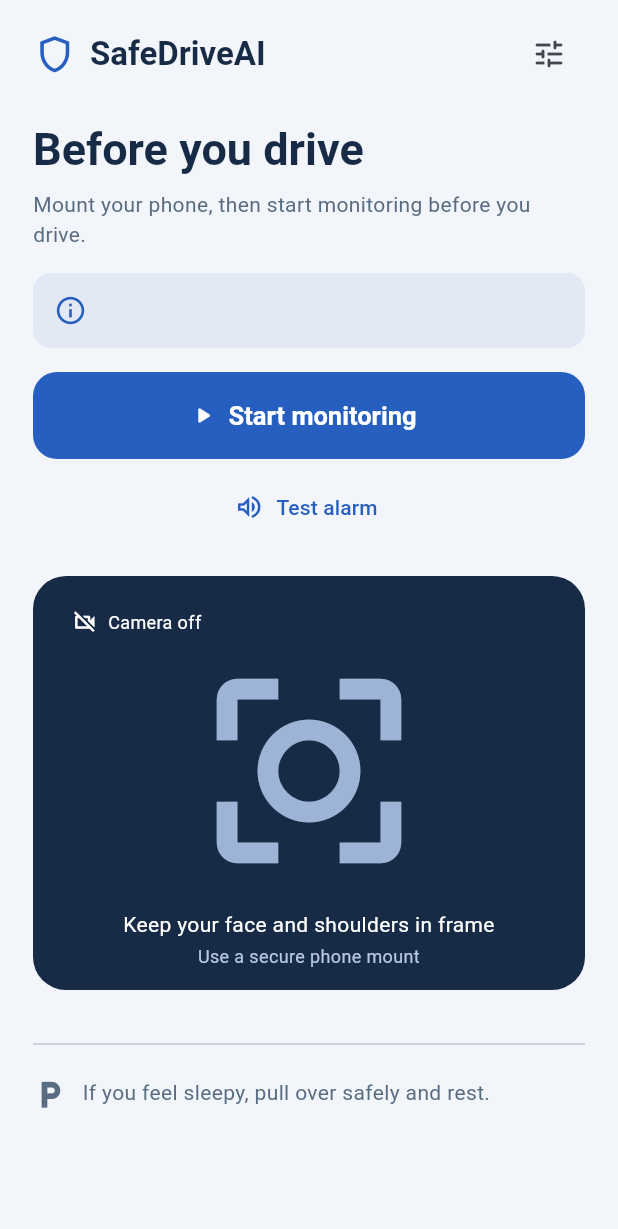
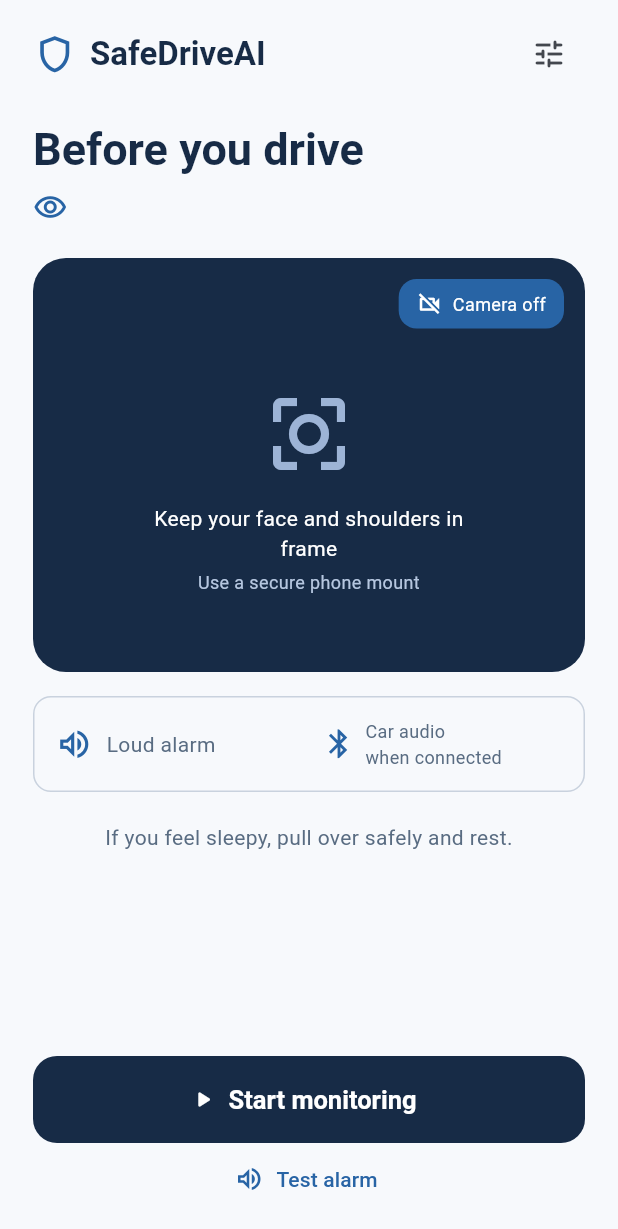
Before and after one commit to mukhammaddiyor01/SafeDriveAI, a Flutter app: the screen it shows after launch, on a phone screen of 412 x 824 dp. Shown: the top 1229 px of the screen. Run offline on Flutter 3.47's test engine with Material 3 defaults, Android fonts, the phone set to English and light mode, and no system bars.

Commit message:
feat: implement the approved driver monitoring dashboard

```diff
--- a/mobile/lib/views/camera_panel.dart
+++ b/mobile/lib/views/camera_panel.dart
@@ -23,11 +23,11 @@ class CameraPanel extends StatelessWidget {
               const _CameraGuide(),
             Positioned(
               top: 14,
-              left: 14,
+              right: 14,
               child: DecoratedBox(
                 decoration: BoxDecoration(
-                  color: const Color(0xCC172B46),
-                  borderRadius: BorderRadius.circular(30),
+                  color: DriveColors.blue,
+                  borderRadius: BorderRadius.circular(12),
                 ),
                 child: Padding(
                   padding: const EdgeInsets.symmetric(
@@ -73,25 +73,26 @@ class _CameraGuide extends StatelessWidget {
   @override
   Widget build(BuildContext context) => const Padding(
     padding: EdgeInsets.fromLTRB(14, 48, 14, 14),
+    child: Center(
+      child: FittedBox(
+        fit: BoxFit.scaleDown,
+        child: SizedBox(
+          width: 240,
           child: Column(
-      mainAxisAlignment: MainAxisAlignment.center,
+            mainAxisSize: MainAxisSize.min,
             children: [
-        Expanded(
-          child: FittedBox(
-            child: Icon(
+              Icon(
                 Icons.center_focus_strong_outlined,
                 color: Color(0xFF9DB4D6),
-              size: 100,
+                size: 64,
               ),
-          ),
-        ),
-        SizedBox(height: 10),
+              SizedBox(height: 14),
               Text(
                 'Keep your face and shoulders in frame',
                 textAlign: TextAlign.center,
                 style: TextStyle(color: Colors.white, fontSize: 14),
               ),
-        SizedBox(height: 3),
+              SizedBox(height: 4),
               Text(
                 'Use a secure phone mount',
                 textAlign: TextAlign.center,
@@ -99,5 +100,8 @@ class _CameraGuide extends StatelessWidget {
               ),
             ],
           ),
+        ),
+      ),
+    ),
   );
 }
--- a/mobile/lib/views/drive_screen.dart
+++ b/mobile/lib/views/drive_screen.dart
@@ -3,6 +3,7 @@ import 'package:flutter/material.dart';
 import '../controllers/monitor_controller.dart';
 import '../models/monitor_state.dart';
 import 'camera_panel.dart';
+import 'head_angle_indicator.dart';
 import 'settings_sheet.dart';
 import 'theme.dart';
 
@@ -32,13 +33,60 @@ class _DriveScreenState extends State<DriveScreen> {
     builder: (context, _) {
       final controller = widget.controller;
       final state = controller.state;
+      final limited = {'limited', 'warning'}.contains(state.status);
       return Scaffold(
+        bottomNavigationBar: SafeArea(
+          top: false,
+          child: Center(
+            heightFactor: 1,
+            child: ConstrainedBox(
+              constraints: const BoxConstraints(maxWidth: 560),
+              child: Padding(
+                padding: const EdgeInsets.fromLTRB(22, 12, 22, 14),
+                child: Column(
+                  mainAxisSize: MainAxisSize.min,
+                  children: [
+                    FilledButton.icon(
+                      onPressed: controller.busy
+                          ? null
+                          : controller.toggleMonitoring,
+                      icon: Icon(
+                        state.active
+                            ? Icons.stop_rounded
+                            : Icons.play_arrow_rounded,
+                      ),
+                      label: Text(
+                        controller.busy
+                            ? 'Please wait…'
+                            : state.active
+                            ? 'Stop monitoring'
+                            : 'Start monitoring',
+                      ),
+                      style: FilledButton.styleFrom(
+                        backgroundColor: DriveColors.ink,
+                      ),
+                    ),
+                    if (!state.active)
+                      TextButton.icon(
+                        onPressed: controller.busy
+                            ? null
+                            : controller.testAlarm,
+                        icon: const Icon(Icons.volume_up_outlined, size: 20),
+                        label: const Text('Test alarm'),
+                      ),
+                  ],
+                ),
+              ),
+            ),
+          ),
+        ),
         body: SafeArea(
+          bottom: false,
           child: Center(
             child: ConstrainedBox(
               constraints: const BoxConstraints(maxWidth: 560),
               child: ListView(
-                padding: const EdgeInsets.fromLTRB(22, 12, 22, 26),
+                padding: const EdgeInsets.fromLTRB(22, 12, 22, 14),
                 children: [
                   Row(
                     children: [
@@ -69,23 +117,57 @@ class _DriveScreenState extends State<DriveScreen> {
                     ],
                   ),
                   const SizedBox(height: 22),
-                  Text(
+                  Semantics(
+                    liveRegion: true,
+                    child: Text(
                       state.title,
                       style: Theme.of(context).textTheme.headlineLarge,
-                    semanticsLabel: 'Status: ${state.title}',
                     ),
-                  const SizedBox(height: 9),
+                  ),
+                  const SizedBox(height: 10),
+                  _StatusMessage(state: state),
+                  if (controller.error != null) ...[
+                    const SizedBox(height: 12),
                     Text(
-                    state.active ? 'Monitoring continues in the background.' : 'Mount your phone, then start monitoring before you drive.',
+                      controller.error!,
+                      style: const TextStyle(color: DriveColors.red),
                     ),
+                  ],
+                  const SizedBox(height: 22),
+                  CameraPanel(state: state),
+                  if (state.active) ...[
+                    const SizedBox(height: 20),
+                    HeadAngleIndicator(
+                      yaw: state.yaw,
+                      limited: limited || state.eyesOpen == null,
+                    ),
+                    const SizedBox(height: 22),
+                    _ReadingRow(
+                      icon: Icons.visibility_outlined,
+                      label: state.sideEye ? 'Visible eye' : 'Eye openness',
+                      value: state.eyeReading,
+                      color: state.eyesOpen == null
+                          ? DriveColors.muted
+                          : DriveColors.blue,
+                    ),
+                    const SizedBox(height: 10),
+                    _ReadingRow(
+                      icon: Icons.notifications_none_rounded,
+                      label: 'Alerts',
+                      value: '${state.alerts}',
+                      color: state.alerts > 0
+                          ? DriveColors.amber
+                          : DriveColors.blue,
+                    ),
+                  ],
                   const SizedBox(height: 16),
-                  _StatusMessage(state: state),
+                  const _AudioSummary(),
                   if (state.assistant == 'Gemini Live connecting' ||
                       state.assistant == 'Gemini Live active') ...[
                     const SizedBox(height: 16),
                     Center(
                       child: CircleAvatar(
-                        radius: 42,
+                        radius: 34,
                         backgroundColor: DriveColors.blue,
                         child: state.assistant == 'Gemini Live connecting'
                             ? const CircularProgressIndicator(
@@ -94,7 +176,7 @@ class _DriveScreenState extends State<DriveScreen> {
                             : const Icon(
                                 Icons.graphic_eq,
                                 color: Colors.white,
-                                size: 36,
+                                size: 32,
                               ),
                       ),
                     ),
@@ -103,90 +185,17 @@ class _DriveScreenState extends State<DriveScreen> {
                   ],
                   if (state.assistant == 'Gemini Live unavailable' ||
                       state.assistant ==
-                          'Gemini Live needs microphone permission')
-                    Text(state.assistant),
-                  if (controller.error != null) ...[
+                          'Gemini Live needs microphone permission') ...[
                     const SizedBox(height: 12),
                     Text(
-                      controller.error!,
+                      state.assistant,
                       style: const TextStyle(color: DriveColors.red),
                     ),
                   ],
-                  const SizedBox(height: 16),
-                  FilledButton.icon(
-                    onPressed: controller.busy
-                        ? null
-                        : controller.toggleMonitoring,
-                    icon: Icon(
-                      state.active
-                          ? Icons.stop_rounded
-                          : Icons.play_arrow_rounded,
-                    ),
-                    label: Text(
-                      controller.busy
-                          ? 'Please wait…'
-                          : state.active
-                          ? 'Stop monitoring'
-                          : 'Start monitoring',
-                    ),
-                    style: state.active
-                        ? FilledButton.styleFrom(
-                            backgroundColor: DriveColors.ink,
-                          )
-                        : null,
-                  ),
-                  if (!state.active) ...[
-                    const SizedBox(height: 8),
-                    TextButton.icon(
-                      onPressed: controller.busy || state.active
-                          ? null
-                          : controller.testAlarm,
-                      icon: const Icon(Icons.volume_up_outlined, size: 20),
-                      label: const Text('Test alarm'),
-                    ),
-                  ],
-                  const SizedBox(height: 22),
-                  CameraPanel(state: state),
-                  const SizedBox(height: 16),
-                  if (state.active) ...[
                   const SizedBox(height: 20),
-                    Row(
-                      children: [
-                        _Metric(
-                          label: state.sideEye ? 'Visible eye' : 'Eye openness',
-                          value: state.eyeReading,
-                        ),
-                        const SizedBox(width: 12),
-                        _Metric(
-                          label: 'Camera-relative yaw',
-                          value: state.yaw == null
-                              ? '—'
-                              : '${state.yaw!.round()}°',
-                        ),
-                        const SizedBox(width: 12),
-                        _Metric(label: 'Alerts', value: '${state.alerts}'),
-                      ],
-                    ),
-                  ],
-                  const SizedBox(height: 12),
-                  const Divider(),
-                  const SizedBox(height: 14),
-                  Row(
-                    crossAxisAlignment: CrossAxisAlignment.start,
-                    children: [
-                      const Icon(
-                        Icons.local_parking_outlined,
-                        size: 23,
-                        color: DriveColors.muted,
-                      ),
-                      const SizedBox(width: 10),
-                      Expanded(
-                        child: Text(
+                  const Text(
                     'If you feel sleepy, pull over safely and rest.',
-                          style: Theme.of(context).textTheme.bodyMedium,
-                        ),
-                      ),
-                    ],
+                    textAlign: TextAlign.center,
                   ),
                 ],
               ),
@@ -201,6 +210,7 @@ class _DriveScreenState extends State<DriveScreen> {
 class _StatusMessage extends StatelessWidget {
   const _StatusMessage({required this.state});
   final MonitorState state;
+
   @override
   Widget build(BuildContext context) {
     final warning = {'warning', 'limited'}.contains(state.status);
@@ -208,15 +218,18 @@ class _StatusMessage extends StatelessWidget {
     final color = danger
         ? DriveColors.red
         : warning
-        ? const Color(0xFF865600)
+        ? DriveColors.amber
         : DriveColors.blue;
-    return Semantics(
-      liveRegion: true,
-      child: Container(
-        padding: const EdgeInsets.all(14),
+    final message = state.status == 'monitoring' && state.sideEye
+        ? 'Visible eye detected'
+        : state.message;
+    return Container(
+      padding: warning || danger ? const EdgeInsets.all(14) : EdgeInsets.zero,
       decoration: BoxDecoration(
-          color: color.withValues(alpha: 0.08),
-          borderRadius: BorderRadius.circular(12),
+        color: warning || danger
+            ? color.withValues(alpha: 0.08)
+            : Colors.transparent,
+        borderRadius: BorderRadius.circular(14),
       ),
       child: Row(
         crossAxisAlignment: CrossAxisAlignment.start,
@@ -226,47 +239,103 @@ class _StatusMessage extends StatelessWidget {
                 ? Icons.warning_amber_rounded
                 : warning
                 ? Icons.visibility_off_outlined
-                  : Icons.info_outline,
+                : Icons.visibility_outlined,
             color: color,
-              size: 22,
+            size: 23,
           ),
           const SizedBox(width: 10),
           Expanded(
             child: Text(
-                state.message,
-                style: TextStyle(color: color, fontSize: 14, height: 1.4),
+              message,
+              style: TextStyle(
+                color: warning || danger ? color : DriveColors.muted,
+                fontSize: 15,
+                height: 1.4,
+              ),
             ),
           ),
         ],
-        ),
       ),
     );
   }
 }
 
-class _Metric extends StatelessWidget {
-  const _Metric({required this.label, required this.value});
+class _ReadingRow extends StatelessWidget {
+  const _ReadingRow({
+    required this.icon,
+    required this.label,
+    required this.value,
+    required this.color,
+  });
+
+  final IconData icon;
   final String label;
   final String value;
+  final Color color;
+
   @override
-  Widget build(BuildContext context) => Expanded(
-    child: Column(
-      crossAxisAlignment: CrossAxisAlignment.start,
+  Widget build(BuildContext context) => Container(
+    padding: const EdgeInsets.symmetric(horizontal: 16, vertical: 15),
+    decoration: BoxDecoration(
+      border: Border.all(color: DriveColors.border),
+      borderRadius: BorderRadius.circular(12),
+    ),
+    child: Row(
       children: [
-        Text(
-          value,
+        Icon(icon, color: color, size: 25),
+        const SizedBox(width: 12),
+        Expanded(
+          child: Text(
+            label,
             style: const TextStyle(
-            fontSize: 25,
-            fontWeight: FontWeight.w700,
               color: DriveColors.ink,
+              fontSize: 17,
+              fontWeight: FontWeight.w600,
             ),
           ),
-        const SizedBox(height: 4),
-        Text(
-          label,
-          style: const TextStyle(fontSize: 11, color: DriveColors.muted),
+        ),
+        const SizedBox(width: 8),
+        Flexible(
+          child: Text(
+            value,
+            textAlign: TextAlign.end,
+            style: TextStyle(
+              color: color,
+              fontSize: 23,
+              fontWeight: FontWeight.w700,
+            ),
+          ),
         ),
       ],
     ),
   );
 }
+
+class _AudioSummary extends StatelessWidget {
+  const _AudioSummary();
+
+  @override
+  Widget build(BuildContext context) => Container(
+    padding: const EdgeInsets.symmetric(horizontal: 14, vertical: 14),
+    decoration: BoxDecoration(
+      border: Border.all(color: DriveColors.border),
+      borderRadius: BorderRadius.circular(12),
+    ),
+    child: Row(
+      children: [
+        const Icon(Icons.volume_up_outlined, color: DriveColors.blue, size: 25),
+        const SizedBox(width: 9),
+        const Expanded(child: Text('Loud alarm')),
+        const SizedBox(width: 12),
+        const Icon(Icons.bluetooth, color: DriveColors.blue, size: 23),
+        const SizedBox(width: 6),
+        const Expanded(
+          child: Text(
+            'Car audio\nwhen connected',
+            style: TextStyle(fontSize: 12),
+          ),
+        ),
+      ],
+    ),
+  );
+}
--- a/mobile/lib/views/theme.dart
+++ b/mobile/lib/views/theme.dart
@@ -2,8 +2,10 @@ import 'package:flutter/material.dart';
 
 abstract final class DriveColors {
   static const ink = Color(0xFF172B46);
-  static const blue = Color(0xFF275FC1);
-  static const background = Color(0xFFF2F5F9);
+  static const blue = Color(0xFF2864A5);
+  static const amber = Color(0xFF966715);
+  static const border = Color(0xFFC9D2DE);
+  static const background = Color(0xFFF7F9FC);
   static const muted = Color(0xFF596C82);
   static const red = Color(0xFFBD372D);
 }
```
Also changed, not shown: mobile/lib/views/head_angle_indicator.dart (added, +108 -0 lines), 3 other files. Lines whose indentation alone changed are shown as unchanged.
